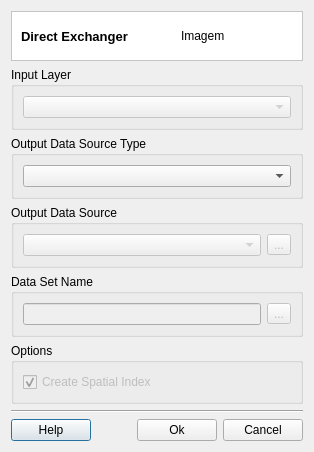
Above: src/terralib/qt/widgets/exchanger/ui/DirectExchangerDialogForm.ui from claudiobogossian/terralib5 before the change. Below: the same form after it.
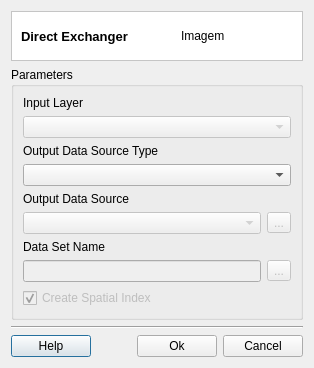
That is the form after the change. Custom widgets are drawn as their Qt base class.

What changed in the file:
```diff
--- a/src/terralib/qt/widgets/exchanger/ui/DirectExchangerDialogForm.ui
+++ b/src/terralib/qt/widgets/exchanger/ui/DirectExchangerDialogForm.ui
@@ -7,7 +7,7 @@
     <x>0</x>
     <y>0</y>
     <width>307</width>
-    <height>410</height>
+    <height>362</height>
    </rect>
   </property>
   <property name="windowTitle">
@@ -77,14 +77,23 @@
       </widget>
      </item>
      <item row="1" column="0">
+      <widget class="QGroupBox" name="groupBox">
+       <property name="title">
+        <string>Parameters</string>
+       </property>
       <layout class="QGridLayout" name="gridLayout_8">
        <item row="0" column="0">
-        <widget class="QGroupBox" name="groupBox_2">
-         <property name="title">
+         <layout class="QGridLayout" name="gridLayout_7">
+          <item row="0" column="0">
+           <layout class="QGridLayout" name="gridLayout_2">
+            <item row="0" column="0">
+             <widget class="QLabel" name="label">
+              <property name="text">
           <string>Input Layer</string>
          </property>
-         <layout class="QGridLayout" name="gridLayout_3">
-          <item row="0" column="0">
+             </widget>
+            </item>
+            <item row="1" column="0">
            <widget class="QComboBox" name="m_inputLayerComboBox">
             <property name="enabled">
              <bool>false</bool>
@@ -98,27 +107,31 @@
            </widget>
           </item>
          </layout>
-        </widget>
        </item>
        <item row="1" column="0">
-        <widget class="QGroupBox" name="groupBox_3">
-         <property name="title">
+           <layout class="QGridLayout" name="gridLayout_3">
+            <item row="0" column="0">
+             <widget class="QLabel" name="label_2">
+              <property name="text">
           <string>Output Data Source Type</string>
          </property>
-         <layout class="QGridLayout" name="gridLayout_5">
-          <item row="0" column="0">
+             </widget>
+            </item>
+            <item row="1" column="0">
            <widget class="QComboBox" name="m_dsTypeComboBox"/>
           </item>
          </layout>
-        </widget>
        </item>
        <item row="2" column="0">
-        <widget class="QGroupBox" name="groupBox_4">
-         <property name="title">
+           <layout class="QGridLayout" name="gridLayout_5">
+            <item row="0" column="0">
+             <widget class="QLabel" name="label_3">
+              <property name="text">
           <string>Output Data Source</string>
          </property>
-         <layout class="QGridLayout" name="gridLayout_6">
-          <item row="0" column="0">
+             </widget>
+            </item>
+            <item row="1" column="0">
            <layout class="QGridLayout" name="gridLayout_4">
             <item row="0" column="0">
              <widget class="QComboBox" name="m_outputDataSourceComboBox">
@@ -140,15 +153,17 @@
            </layout>
           </item>
          </layout>
-        </widget>
        </item>
        <item row="3" column="0">
-        <widget class="QGroupBox" name="groupBox_5">
-         <property name="title">
+           <layout class="QGridLayout" name="gridLayout_6">
+            <item row="0" column="0">
+             <widget class="QLabel" name="label_4">
+              <property name="text">
           <string>Data Set Name</string>
          </property>
-         <layout class="QGridLayout" name="gridLayout_2">
-          <item row="0" column="0">
+             </widget>
+            </item>
+            <item row="1" column="0">
            <layout class="QGridLayout" name="gridLayout">
             <item row="0" column="0">
              <widget class="QLineEdit" name="m_dataSetLineEdit">
@@ -170,15 +185,8 @@
            </layout>
           </item>
          </layout>
-        </widget>
        </item>
        <item row="4" column="0">
-        <widget class="QGroupBox" name="groupBox_6">
-         <property name="title">
-          <string>Options</string>
-         </property>
-         <layout class="QGridLayout" name="gridLayout_7">
-          <item row="0" column="0">
            <widget class="QCheckBox" name="m_spatialIndexCheckBox">
             <property name="enabled">
              <bool>false</bool>
@@ -192,9 +200,9 @@
            </widget>
           </item>
          </layout>
-        </widget>
-       </item>
-      </layout>
+        </item>
+       </layout>
+      </widget>
      </item>
      <item row="2" column="0">
       <layout class="QGridLayout" name="gridLayout_10">
```
Left out of the diff: 1 changed line with no effect on the pictures. Lines whose indentation alone changed are shown as unchanged.
